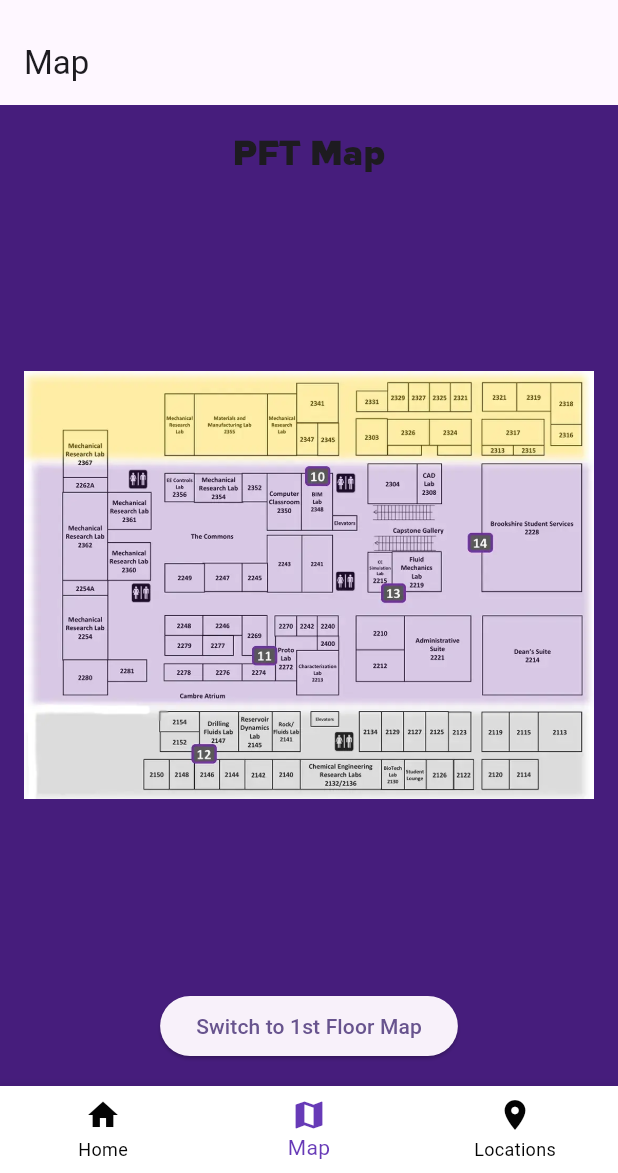
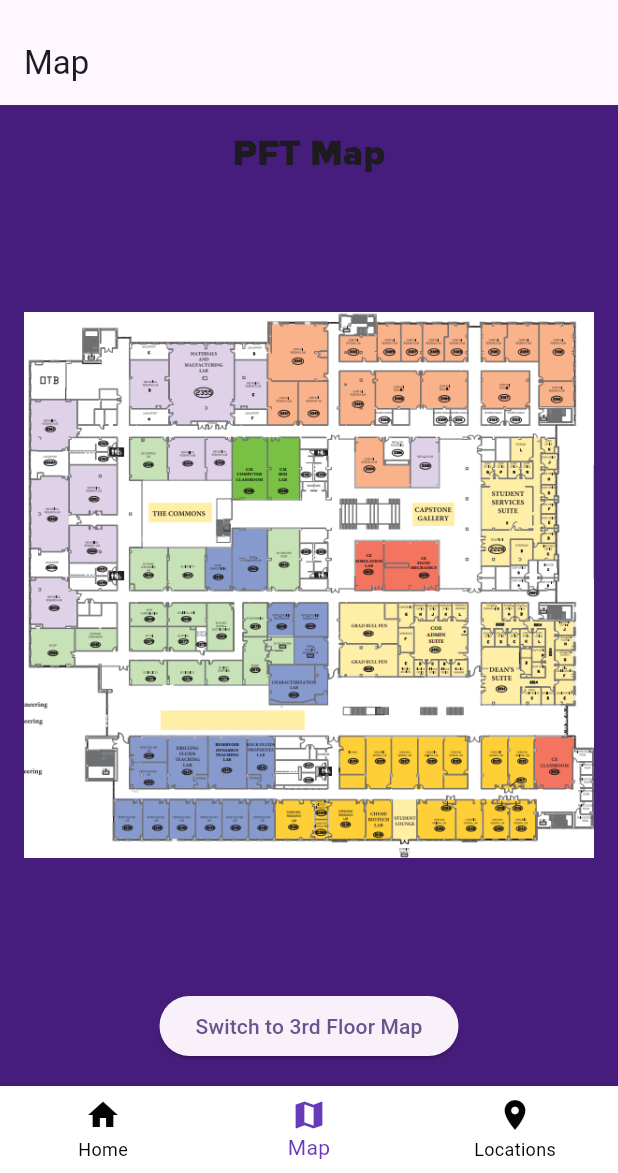
Before and after one commit to RiversDupaquier/flutter_application_104, a Flutter app: the screen it shows after launch, item 2 of the bottom bar chosen, after a tap on "Switch to 2nd Floor Map", on a phone screen of 412 x 824 dp, the part 63-1236 px from its top. Run offline on Flutter 3.47's test engine with Material 3 defaults, Android fonts, the phone set to English and light mode, and no system bars.

Commit message:
redid maps

```diff
--- a/lib/main.dart
+++ b/lib/main.dart
@@ -152,11 +152,23 @@ class MapPage extends StatefulWidget {
 }
 
 class _MapPageState extends State<MapPage> {
-  bool _showSecondFloor = false;
+  int _currentMapIndex = 0;
 
-  void _toggleMap() {
+  final List<String> _mapImages = [
+    'assets/fonts/images/PFT Map 1st Floor.png',
+    'assets/fonts/images/PFT Map 2nd Floor.png',
+    'assets/fonts/images/PFT Map 3rd Floor.png',
+  ];
+
+  final List<String> _mapLabels = [
+    '1st Floor Map',
+    '2nd Floor Map',
+    '3rd Floor Map',
+  ];
+
+  void _nextMap() {
     setState(() {
-      _showSecondFloor = !_showSecondFloor;
+      _currentMapIndex = (_currentMapIndex + 1) % _mapImages.length;
     });
   }
 
@@ -185,9 +197,7 @@ class _MapPageState extends State<MapPage> {
             child: Padding(
               padding: const EdgeInsets.all(16.0),
               child: Image.asset(
-                _showSecondFloor
-                    ? 'assets/fonts/images/PFT Map 2nd Floor.webp'
-                    : 'assets/fonts/images/PFT Map.webp',
+                _mapImages[_currentMapIndex],
                 fit: BoxFit.contain, // Ensure the entire image is visible
                 width: double.infinity,
                 height: double.infinity,
@@ -197,10 +207,8 @@ class _MapPageState extends State<MapPage> {
           Padding(
             padding: const EdgeInsets.all(16.0),
             child: ElevatedButton(
-              onPressed: _toggleMap,
-              child: Text(
-                _showSecondFloor ? 'Switch to 1st Floor Map' : 'Switch to 2nd Floor Map',
-              ),
+              onPressed: _nextMap,
+              child: Text('Switch to ${_mapLabels[(_currentMapIndex + 1) % _mapImages.length]}'),
             ),
           ),
         ],
--- a/pubspec.yaml
+++ b/pubspec.yaml
@@ -58,10 +58,11 @@ flutter:
   uses-material-design: true
 
   assets:
-    - assets/fonts/images/PFT Map.webp
+    - assets/fonts/images/PFT Map 1st Floor.png
     - assets/fonts/images/LSU logo.png
     - assets/fonts/images/patrick-f-taylor-hall.webp
-    - assets/fonts/images/PFT Map 2nd Floor.webp
+    - assets/fonts/images/PFT Map 2nd Floor.png
+    - assets/fonts/images/PFT Map 3rd Floor.png
 
   fonts:
     - family: Proxima Nova
```
Also changed, not shown: assets/fonts/images/PFT Map 1st Floor.png (added), assets/fonts/images/PFT Map 2nd Floor.png (added), assets/fonts/images/PFT Map 3rd Floor.png (added).
